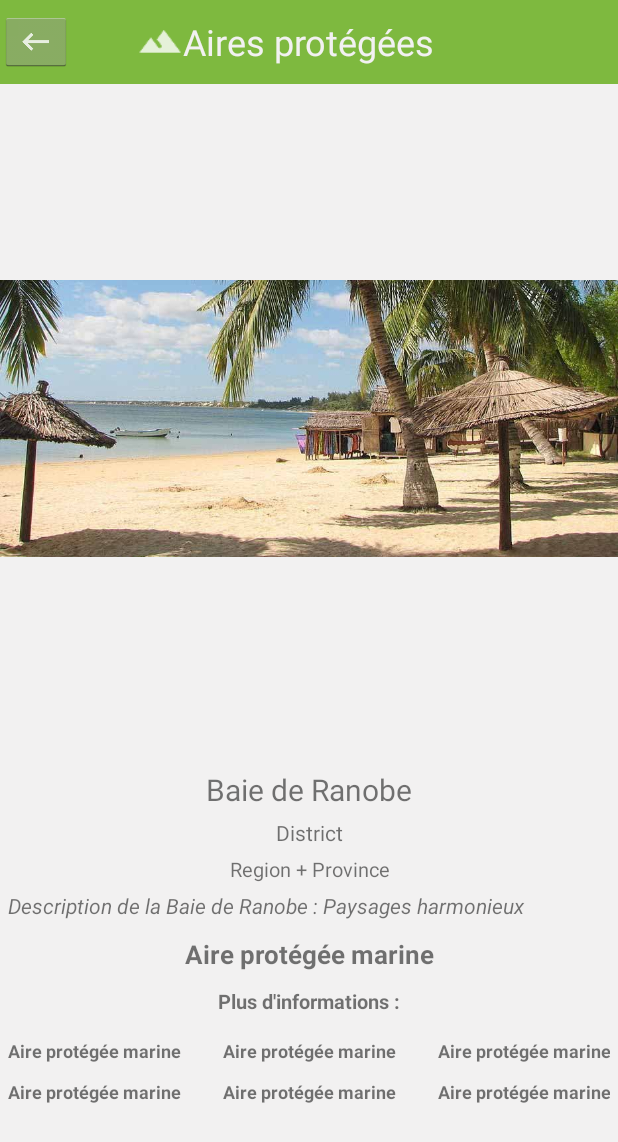
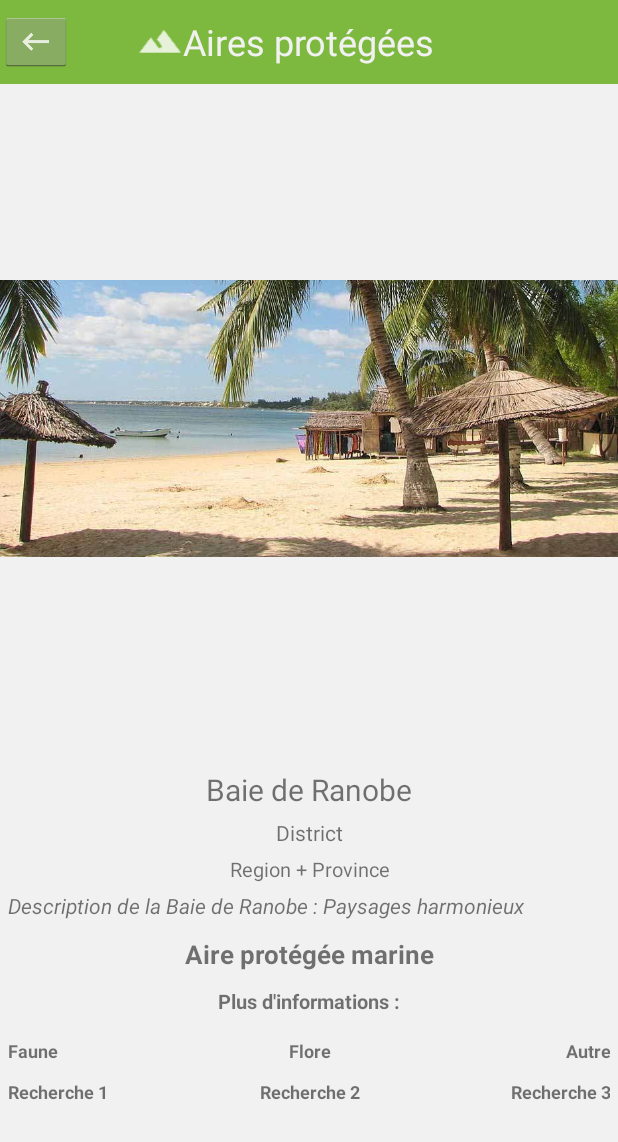
Before and after one commit to nathanpuozzo/MadagascarEcotourism, an Android app: the layout activity_area.xml on its own in the app's theme, with its tools: preview values and no code run, on a phone screen of 412 x 824 dp. Shown: the top 1142 px of the screen. Run offline under Robolectric (Android 15) with nearby library versions, the phone set to English and light mode, and no system bars.

Commit message:
Version published on Play Store on october 19.

```diff
--- a/app/build.gradle
+++ b/app/build.gradle
@@ -6,8 +6,8 @@ android {
         applicationId "com.biologiemarine.madagascarecotourism"
         minSdkVersion 16
         targetSdkVersion 28
-        versionCode 17
-        versionName "1.0"
+        versionCode 18
+        versionName "1.1"
         testInstrumentationRunner "android.support.test.runner.AndroidJUnitRunner"
         multiDexEnabled true
         dataBinding.enabled = true
--- a/app/src/main/java/com/biologiemarine/madagascarecotourism/GuideDetailsActivity.java
+++ b/app/src/main/java/com/biologiemarine/madagascarecotourism/GuideDetailsActivity.java
@@ -97,9 +97,7 @@ public class GuideDetailsActivity extends AppCompatActivity {
 
             String name = getIntent().getExtras().getString( "guide_name" );
             String langue1 = getIntent().getExtras().getString( "guide_langue1" );
-            String langue2 = getIntent().getExtras().getString( "guide_langue2" );
             String zone1 = getIntent().getExtras().getString( "guide_predil1" );
-            String zone2 = getIntent().getExtras().getString( "guide_predil2" );
             String agreg = getIntent().getExtras().getString( "guide_agreg" );
             String assoc = getIntent().getExtras().getString( "guide_assoc" );
             String descr = getIntent().getExtras().getString( "guide_descr" );
@@ -109,8 +107,8 @@ public class GuideDetailsActivity extends AppCompatActivity {
             String mail = getIntent().getExtras().getString( "guide_email" );
 
             Name.setText( name );
-            Langues.setText( "Langue(s) : "+langue1 + ", "+langue2 );
-            Zones.setText( "Zones de prédilection : "+zone1+", "+zone2);
+            Langues.setText( "Langue(s) : "+langue1 );
+            Zones.setText( "Zones de prédilection : "+zone1);
             Agregation.setText( "Agrégation du ministère : "+agreg );
             Association.setText( "Association : "+assoc );
             Description.setText( descr );
--- a/app/src/main/res/layout/activity_area.xml
+++ b/app/src/main/res/layout/activity_area.xml
@@ -158,7 +158,7 @@
                 android:layout_width="match_parent"
                 android:layout_height="wrap_content"
                 android:layout_margin="5dp"
-                android:text="Aire protégée marine"
+                android:text="Faune"
                 android:textSize="12dp"
                 android:textStyle="bold"
 
@@ -168,7 +168,7 @@
                     android:layout_width="match_parent"
                     android:layout_height="wrap_content"
                     android:layout_margin="5dp"
-                    android:text="Aire protégée marine"
+                    android:text="Flore"
                     android:textSize="12dp"
                     android:textStyle="bold"
                     android:gravity="center"
@@ -178,7 +178,7 @@
                     android:layout_width="match_parent"
                     android:layout_height="wrap_content"
                     android:layout_margin="5dp"
-                    android:text="Aire protégée marine"
+                    android:text="Autre"
                     android:textSize="12dp"
                     android:textStyle="bold"
                     android:gravity="end"
@@ -193,7 +193,7 @@
                     android:layout_height="wrap_content"
                     android:layout_margin="5dp"
                     android:layout_marginTop="15dp"
-                    android:text="Aire protégée marine"
+                    android:text="Recherche 1"
                     android:textSize="12dp"
                     android:textStyle="bold"
                     />
@@ -203,7 +203,7 @@
                     android:layout_height="wrap_content"
                     android:layout_margin="5dp"
                     android:layout_marginTop="15dp"
-                    android:text="Aire protégée marine"
+                    android:text="Recherche 2"
                     android:textSize="12dp"
                     android:textStyle="bold"
                     android:gravity="center"
@@ -214,7 +214,7 @@
                     android:layout_height="wrap_content"
                     android:layout_marginTop="15dp"
                     android:layout_margin="5dp"
-                    android:text="Aire protégée marine"
+                    android:text="Recherche 3"
                     android:textSize="12dp"
                     android:textStyle="bold"
                     android:gravity="end"
--- a/app/src/main/res/layout/activity_main.xml
+++ b/app/src/main/res/layout/activity_main.xml
@@ -49,11 +49,11 @@
         android:layout_width="wrap_content"
         android:layout_height="wrap_content"
         android:background="#00FFFFFF"
-        android:textColor="#FFFFFF"
+        android:textColor="#00FFFFFF"
         android:textSize="12dp"
         android:text="Privacy Policy"
-        android:layout_gravity="top|right"
-        android:layout_margin="5dp"
+        android:layout_gravity="bottom|right"
+        android:layout_margin="2dp"
         android:padding="5dp"
         />
 
--- a/app/src/main/res/layout/area_image_layout.xml
+++ b/app/src/main/res/layout/area_image_layout.xml
@@ -4,7 +4,8 @@
     xmlns:app="http://schemas.android.com/apk/res-auto"
     xmlns:tools="http://schemas.android.com/tools"
     android:layout_width="match_parent"
-    android:layout_height="wrap_content">
+    android:layout_height="wrap_content"
+    android:layout_marginBottom="10dp">
 
 
     <ProgressBar
--- a/app/src/main/res/layout/hotel_list_layout.xml
+++ b/app/src/main/res/layout/hotel_list_layout.xml
@@ -4,7 +4,8 @@
     xmlns:app="http://schemas.android.com/apk/res-auto"
     xmlns:tools="http://schemas.android.com/tools"
     android:layout_width="match_parent"
-    android:layout_height="wrap_content">
+    android:layout_height="wrap_content"
+    android:layout_marginBottom="10dp">
 <!-- Placer le spinner dans un autre layout sinon répétition
     <LinearLayout
         android:id="@+id/linearLayout"
--- a/build.gradle
+++ b/build.gradle
@@ -7,7 +7,7 @@ buildscript {
         jcenter()
     }
     dependencies {
-        classpath 'com.android.tools.build:gradle:3.4.2'
+        classpath 'com.android.tools.build:gradle:3.5.2'
         classpath 'com.google.gms:google-services:4.2.0'
 
         // NOTE: Do not place your application dependencies here; they belong
```
Also changed, not shown: app/src/main/java/com/biologiemarine/madagascarecotourism/MainActivity.java (+12 -15 lines), app/src/main/res/drawable/ic_icondodo.xml (added, +8 -0 lines), app/src/main/res/drawable-hdpi/ic_hotel_icon.png (added), app/src/main/res/drawable-mdpi/ic_hotel_icon.png (added), app/src/main/res/drawable-xhdpi/ic_hotel_icon.png (added), app/src/main/res/drawable-xxhdpi/ic_hotel_icon.png (added), app/src/main/res/drawable-xxxhdpi/ic_hotel_icon.png (added), gradle/wrapper/gradle-wrapper.properties, 1 other file.
